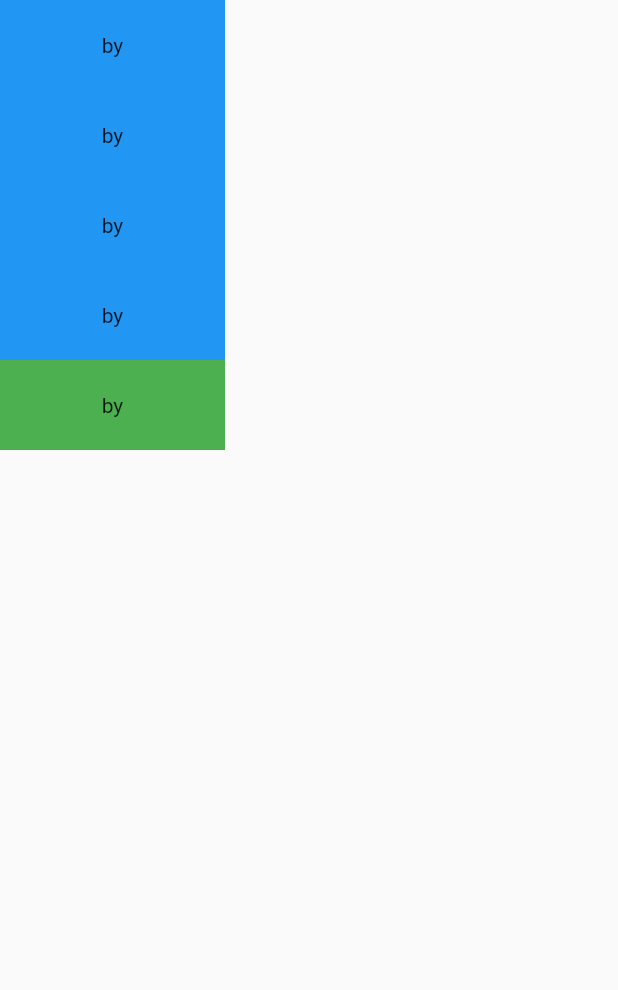
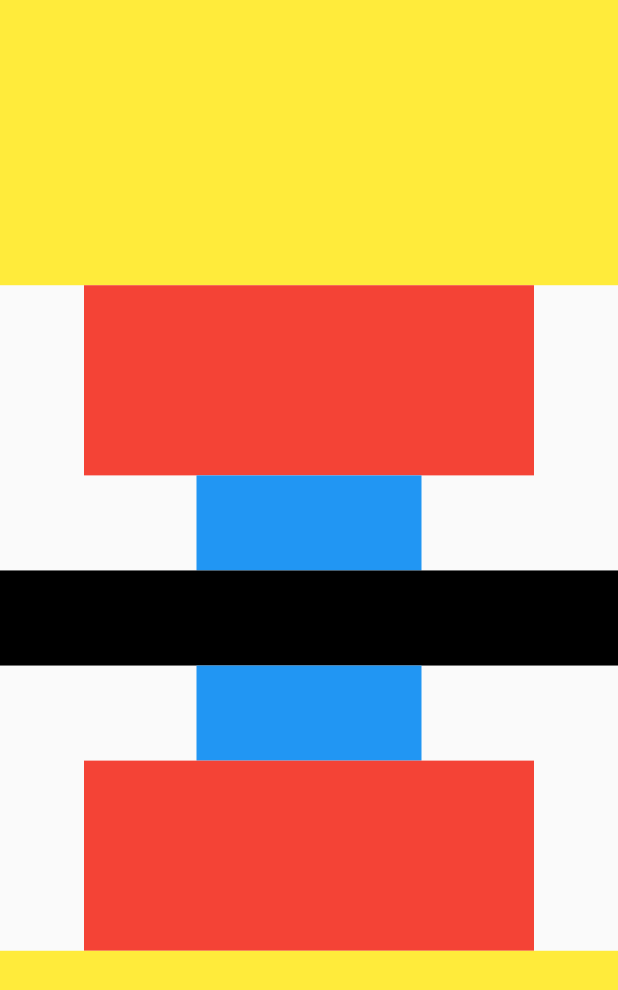
Before and after one commit to SialAyesha/expanded, a Flutter app: the screen it shows after launch, on a phone screen of 412 x 824 dp. Shown: the top 990 px of the screen. Run offline on Flutter 3.47's test engine with Material 2 defaults, Android fonts, the phone set to English and light mode, and no system bars.

Commit message:
initial commit

```diff
--- a/analysis_options.yaml
+++ /dev/null
@@ -1,29 +0,0 @@
-# This file configures the analyzer, which statically analyzes Dart code to
-# check for errors, warnings, and lints.
-#
-# The issues identified by the analyzer are surfaced in the UI of Dart-enabled
-# IDEs (https://dart.dev/tools#ides-and-editors). The analyzer can also be
-# invoked from the command line by running `flutter analyze`.
-
-# The following line activates a set of recommended lints for Flutter apps,
-# packages, and plugins designed to encourage good coding practices.
-include: package:flutter_lints/flutter.yaml
-
-linter:
-  # The lint rules applied to this project can be customized in the
-  # section below to disable rules from the `package:flutter_lints/flutter.yaml`
-  # included above or to enable additional rules. A list of all available lints
-  # and their documentation is published at
-  # https://dart-lang.github.io/linter/lints/index.html.
-  #
-  # Instead of disabling a lint rule for the entire project in the
-  # section below, it can also be suppressed for a single line of code
-  # or a specific dart file by using the `// ignore: name_of_lint` and
-  # `// ignore_for_file: name_of_lint` syntax on the line or in the file
-  # producing the lint.
-  rules:
-    # avoid_print: false  # Uncomment to disable the `avoid_print` rule
-    # prefer_single_quotes: true  # Uncomment to enable the `prefer_single_quotes` rule
-
-# Additional information about this file can be found at
-# https://dart.dev/guides/language/analysis-options
--- a/lib/main.dart
+++ b/lib/main.dart
@@ -1,58 +1,62 @@
 import 'package:flutter/material.dart';
 
-void main() {
-  runApp(MyApp());
-}
+void main() => runApp(MyApp());
 
 class MyApp extends StatelessWidget {
-  const MyApp({Key? key}) : super(key: key);
-
   @override
   Widget build(BuildContext context) {
     return MaterialApp(
+      debugShowCheckedModeBanner: false,
+      title: 'Material App',
       home: SafeArea(
         child: Scaffold(
           body: Column(
             children: [
-              Container(
-                height: 60,
-                width: 150,
-                decoration: BoxDecoration(
+              Expanded(
+                flex: 3,
+                child: Container(
+                  color: Colors.yellow,
+                ),
+              ),
+              Expanded(
+                flex: 2,
+                child: Container(
+                  width: 300,
+                  color: Colors.red,
+                ),
+              ),
+              Expanded(
+                flex: 1,
+                child: Container(
+                  width: 150,
                   color: Colors.blue,
                 ),
-                child: Center(child: Text('by')),
               ),
-              Container(
-                height: 60,
-                width: 150,
-                decoration: BoxDecoration(
+              Expanded(
+                flex: 1,
+                child: Container(
+                  color: Colors.black,
+                ),
+              ),
+              Expanded(
+                flex: 1,
+                child: Container(
+                  width: 150,
                   color: Colors.blue,
                 ),
-                child: Center(child: Text('by')),
               ),
-              Container(
-                height: 60,
-                width: 150,
-                decoration: BoxDecoration(
-                  color: Colors.blue,
+              Expanded(
+                flex: 2,
+                child: Container(
+                  width: 300,
+                  color: Colors.red,
                 ),
-                child: Center(child: Text('by')),
               ),
-              Container(
-                height: 60,
-                width: 150,
-                decoration: BoxDecoration(
-                  color: Colors.blue,
+              Expanded(
+                flex: 3,
+                child: Container(
+                  color: Colors.yellow,
                 ),
-                child: Center(child: Text('by')),
-              ),
-              Container(
-                height: 60,
-                width: 150,
-                decoration: BoxDecoration(
-                  color: Colors.green,
-                ),
-                child: Center(child: Text('by')),
               ),
             ],
           ),
```
